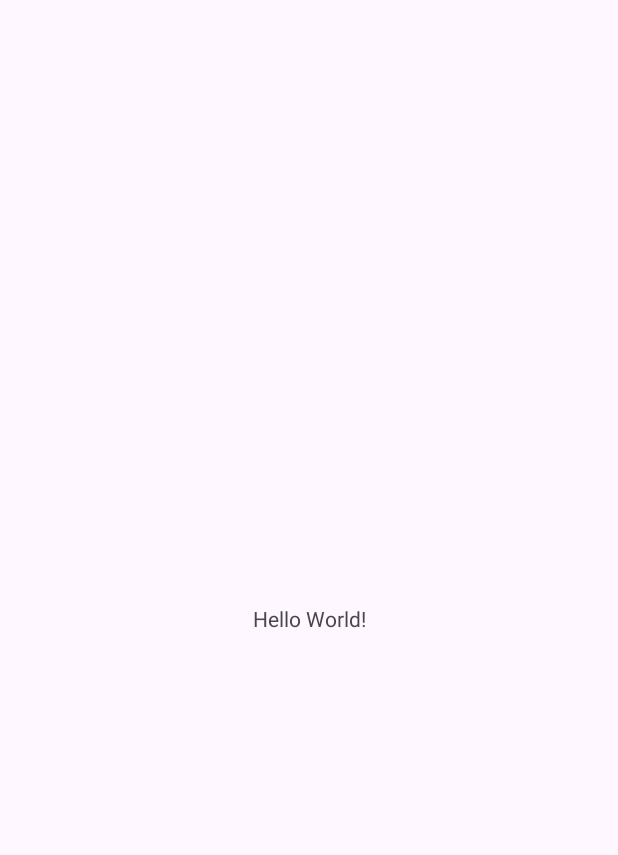
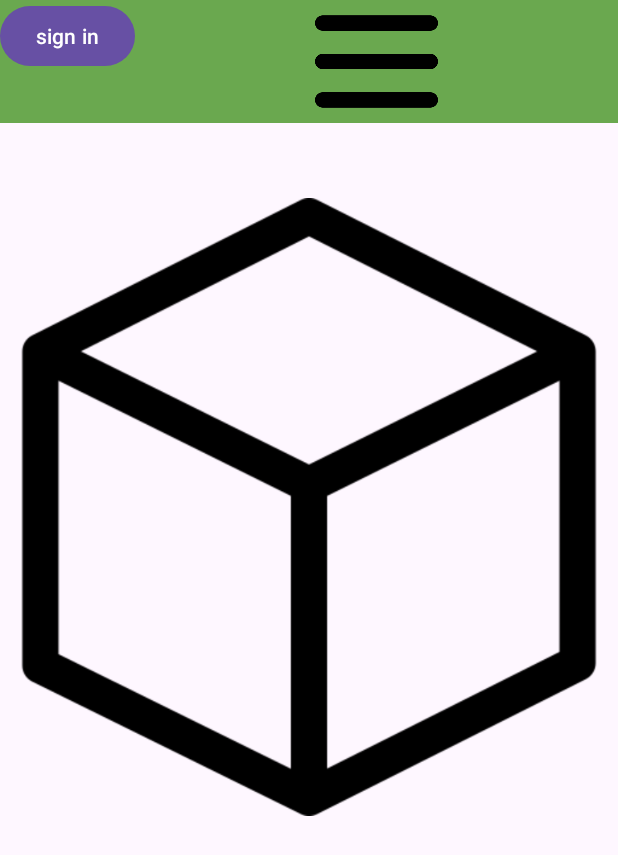
Before and after one commit to Imuseless123/ModAtlas, an Android app: the screen it shows after launch (MainActivity), on a phone screen of 412 x 824 dp. Before the commit the part shown is almost empty. Shown: the top 855 px of the screen. Run offline under Robolectric (Android 15) with nearby library versions, the phone set to English and light mode, and no system bars.

Commit message:
connect second activity to the fisrt activity

```diff
--- a/app/src/main/AndroidManifest.xml
+++ b/app/src/main/AndroidManifest.xml
@@ -13,6 +13,9 @@
         android:theme="@style/Theme.ModAtlas"
         tools:targetApi="31">
         <activity
+            android:name=".SearchMods"
+            android:exported="false" />
+        <activity
             android:name=".MainActivity"
             android:exported="true">
             <intent-filter>
--- a/app/src/main/java/com/example/modatlas/MainActivity.java
+++ b/app/src/main/java/com/example/modatlas/MainActivity.java
@@ -1,8 +1,15 @@
 package com.example.modatlas;
 
+import android.content.Intent;
 import android.os.Bundle;
+import android.os.PersistableBundle;
+import android.util.Log;
+import android.view.View;
+import android.widget.Button;
+import android.widget.ImageView;
 
 import androidx.activity.EdgeToEdge;
+import androidx.annotation.NonNull;
 import androidx.appcompat.app.AppCompatActivity;
 import androidx.core.graphics.Insets;
 import androidx.core.view.ViewCompat;
@@ -10,9 +17,18 @@ import androidx.core.view.WindowInsetsCompat;
 
 public class MainActivity extends AppCompatActivity {
 
+    private static final String state = "State";
+
+    private Button signInButton;
+
+    private ImageView option;
+
+    private ImageView mods;
+
     @Override
     protected void onCreate(Bundle savedInstanceState) {
         super.onCreate(savedInstanceState);
+        Log.i(state,"onCreate");
         EdgeToEdge.enable(this);
         setContentView(R.layout.activity_main);
         ViewCompat.setOnApplyWindowInsetsListener(findViewById(R.id.main), (v, insets) -> {
@@ -20,5 +36,65 @@ public class MainActivity extends AppCompatActivity {
             v.setPadding(systemBars.left, systemBars.top, systemBars.right, systemBars.bottom);
             return insets;
         });
+
+        this.signInButton = findViewById(R.id.signInButton);
+        this.option = findViewById(R.id.option);
+        this.mods = findViewById(R.id.mods);
+
+        this.mods.setOnClickListener(new View.OnClickListener() {
+            @Override
+            public void onClick(View v) {
+                Intent searchModsIntent = new Intent(MainActivity.this, SearchMods.class);
+                startActivity(searchModsIntent);
+            }
+        });
+    }
+
+    @Override
+    protected void onStart() {
+        super.onStart();
+        Log.i(state,"onStart");
+    }
+
+    @Override
+    protected void onRestart() {
+        super.onRestart();
+        Log.i(state,"onRestart");
+    }
+
+    @Override
+    protected void onResume() {
+        super.onResume();
+        Log.i(state,"onResume");
+    }
+
+    @Override
+    protected void onPause() {
+        super.onPause();
+        Log.i(state,"onPause");
+    }
+
+    @Override
+    protected void onStop() {
+        super.onStop();
+        Log.i(state,"onStop");
+    }
+
+    @Override
+    protected void onDestroy() {
+        super.onDestroy();
+        Log.i(state,"onStop");
+    }
+
+    @Override
+    protected void onRestoreInstanceState(@NonNull Bundle savedInstanceState) {
+        super.onRestoreInstanceState(savedInstanceState);
+        Log.i(state,"onRestoreInstanceState");
+    }
+
+    @Override
+    protected void onSaveInstanceState(@NonNull Bundle outState) {
+        super.onSaveInstanceState(outState);
+        Log.i(state,"onSaveInstanceState");
     }
 }
--- a/app/src/main/res/layout/activity_main.xml
+++ b/app/src/main/res/layout/activity_main.xml
@@ -1,19 +1,40 @@
 <?xml version="1.0" encoding="utf-8"?>
-<androidx.constraintlayout.widget.ConstraintLayout xmlns:android="http://schemas.android.com/apk/res/android"
+<LinearLayout xmlns:android="http://schemas.android.com/apk/res/android"
     xmlns:app="http://schemas.android.com/apk/res-auto"
     xmlns:tools="http://schemas.android.com/tools"
     android:id="@+id/main"
     android:layout_width="match_parent"
     android:layout_height="match_parent"
-    tools:context=".MainActivity">
+    tools:context=".MainActivity"
+    android:orientation="vertical"
+    >
 
-    <TextView
-        android:layout_width="wrap_content"
-        android:layout_height="wrap_content"
-        android:text="Hello World!"
-        app:layout_constraintBottom_toBottomOf="parent"
-        app:layout_constraintEnd_toEndOf="parent"
-        app:layout_constraintStart_toStartOf="parent"
-        app:layout_constraintTop_toTopOf="parent" />
+    <LinearLayout
+        android:layout_width="match_parent"
+        android:layout_height="0dp"
+        android:layout_weight="0.1"
+        android:background="@color/green">
 
-</androidx.constraintlayout.widget.ConstraintLayout>
+        <Button
+            android:id="@+id/signInButton"
+            android:layout_width="wrap_content"
+            android:layout_height="wrap_content"
+            android:text="sign in"/>
+        <ImageView
+            android:id="@+id/option"
+            android:layout_width="wrap_content"
+            android:layout_height="wrap_content"
+            android:src="@drawable/menu"/>
+    </LinearLayout>
+
+    <RelativeLayout
+        android:layout_width="match_parent"
+        android:layout_height="0dp"
+        android:layout_weight="0.9">
+        <ImageView
+            android:id="@+id/mods"
+            android:layout_width="wrap_content"
+            android:layout_height="wrap_content"
+            android:src="@drawable/cube" />
+    </RelativeLayout>
+</LinearLayout>
--- a/app/src/main/res/values/colors.xml
+++ b/app/src/main/res/values/colors.xml
@@ -2,4 +2,5 @@
 <resources>
     <color name="black">#FF000000</color>
     <color name="white">#FFFFFFFF</color>
+    <color name="green">#6aa84f</color>
 </resources>
```
Also changed, not shown: app/src/main/java/com/example/modatlas/SearchMods.java (added, +24 -0 lines), app/src/main/res/layout/activity_search_mods.xml (added, +15 -0 lines), app/src/main/res/drawable/cube.png (added), app/src/main/res/drawable/folder.png (added), app/src/main/res/drawable/image.png (added), app/src/main/res/drawable/menu.png (added), app/src/main/res/drawable/plug.png (added), app/src/main/res/drawable/product.png (added), app/src/main/res/drawable/shade.png (added).
